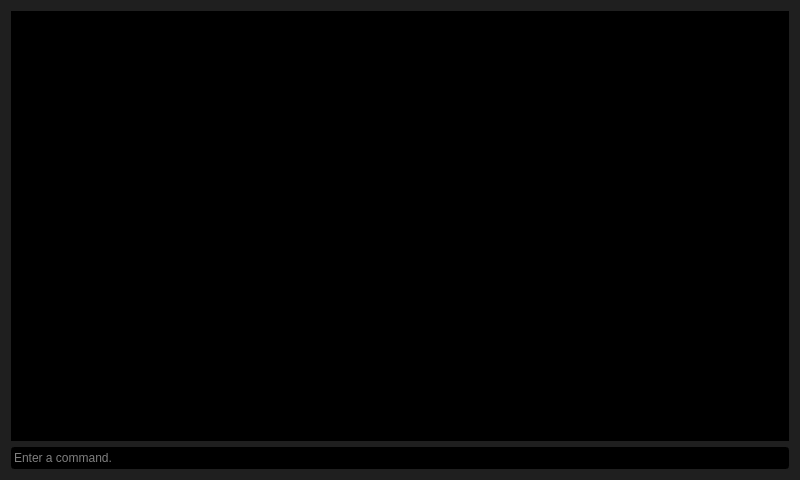
Flooten/sterm, file forms/terminal.ui: the form before one commit.
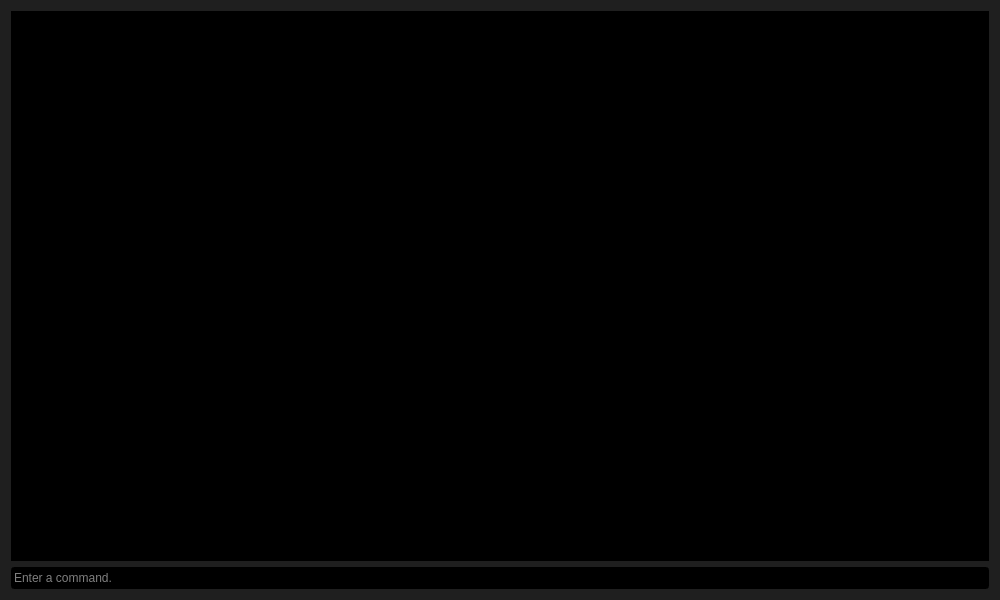
The form after the commit. Icons and pictures are not drawn.

What changed in the file:
```diff
--- a/forms/terminal.ui
+++ b/forms/terminal.ui
@@ -6,8 +6,8 @@
    <rect>
     <x>0</x>
     <y>0</y>
-    <width>800</width>
-    <height>480</height>
+    <width>1000</width>
+    <height>600</height>
    </rect>
   </property>
   <property name="windowTitle">
```
